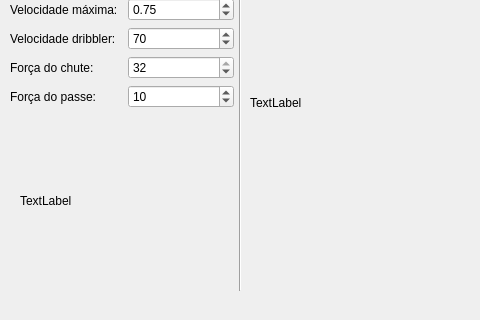
Old version of the form manual-control/manualwindow.ui in the repository adornetejr/joystick; both pictures show x 0 to 480 and y 100 to 420 of the 800 by 420 pixel window.
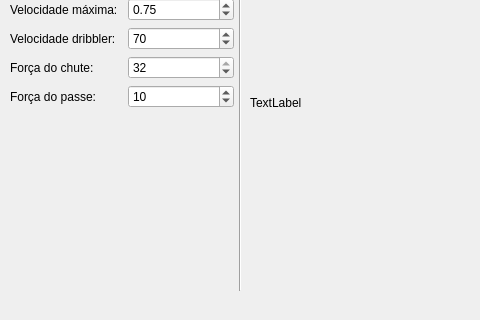
New version of the form.

Diff of the .ui file:
```diff
--- a/manual-control/manualwindow.ui
+++ b/manual-control/manualwindow.ui
@@ -10,6 +10,12 @@
     <height>420</height>
    </rect>
   </property>
+  <property name="maximumSize">
+   <size>
+    <width>800</width>
+    <height>420</height>
+   </size>
+  </property>
   <property name="windowTitle">
    <string>MainWindow</string>
   </property>
@@ -196,19 +202,6 @@
      <enum>Qt::Vertical</enum>
     </property>
    </widget>
-   <widget class="QLabel" name="logo">
-    <property name="geometry">
-     <rect>
-      <x>20</x>
-      <y>230</y>
-      <width>191</width>
-      <height>141</height>
-     </rect>
-    </property>
-    <property name="text">
-     <string>TextLabel</string>
-    </property>
-   </widget>
   </widget>
   <widget class="QMenuBar" name="menubar">
    <property name="geometry">
```
